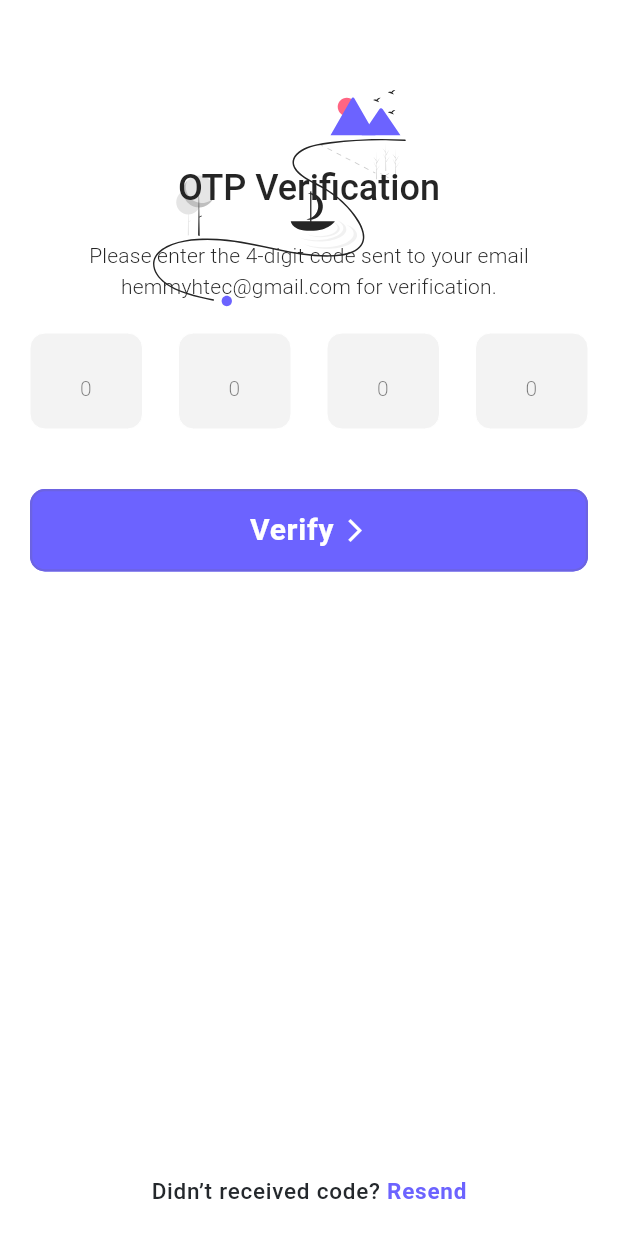
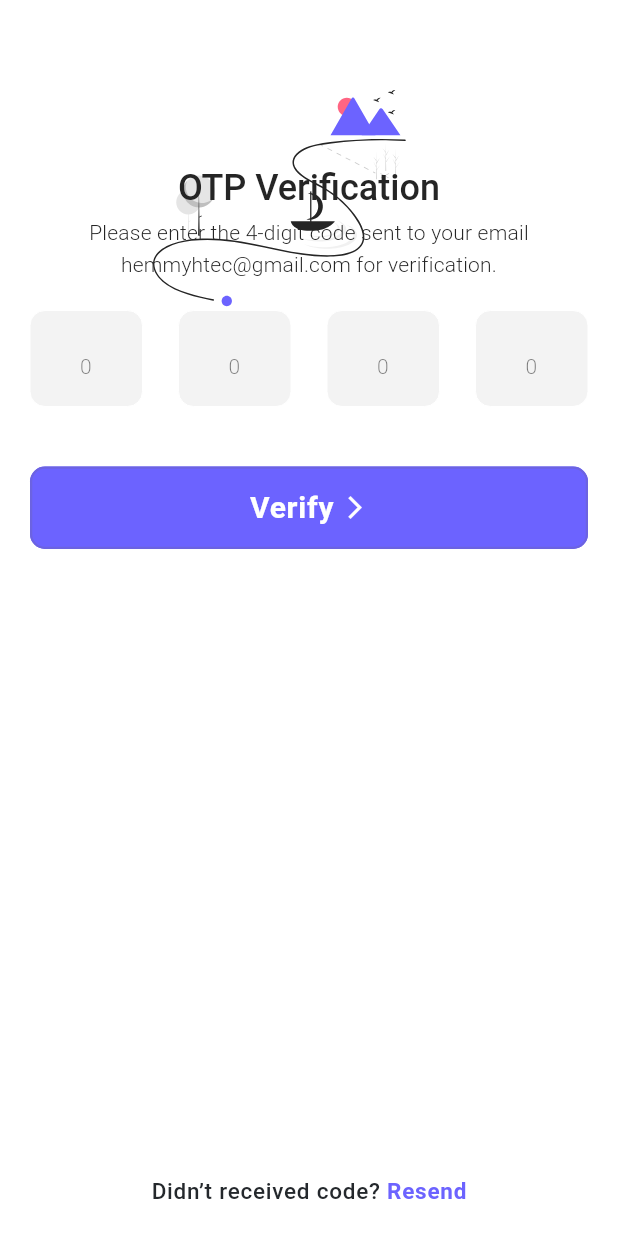
Before and after one commit to alade-01/Login_Register_UI_Design, a Flutter app: the OtpsScreen screen opened by its route, on a phone screen of 412 x 824 dp. Run offline on Flutter 3.47's test engine with Material 3 defaults, Android fonts, the phone set to English and light mode, and no system bars; our stand-ins replace flutter_bloc, flutter_svg; Roboto replaces fonts that are missing (Poppins); project files that could hold a hidden picture were left out.

Commit message:
fix otp screen

```diff
--- a/lib/windows/otp_screen.dart
+++ b/lib/windows/otp_screen.dart
@@ -39,8 +39,9 @@ class _OtpsScreenState extends State<OtpsScreen> {
                           fontWeight: FontWeight.w500,
                         ),
                   ),
-                  const SizedBox(height: BUTTON_SEPARATION_SPACE * 2),
-                  Text(
+                  Padding(
+                    padding: const EdgeInsets.only(top: 5.0),
+                    child: Text(
                       "Please enter the 4-digit code sent to your "
                           "email hemmyhtec@gmail.com for verification.",
                       style: Theme.of(context).textTheme.titleMedium!.copyWith(
@@ -48,6 +49,7 @@ class _OtpsScreenState extends State<OtpsScreen> {
                           fontSize: 14,
                           fontWeight: FontWeight.w300),
                       textAlign: TextAlign.center,
+                    ),
                   ),
                   const SizedBox(height: BUTTON_SEPARATION_SPACE * 2),
                   Form(
```
Also changed, not shown: lib/windows/forgot_password_screen.dart (+6 -2 lines). Lines whose indentation alone changed are shown as unchanged.
